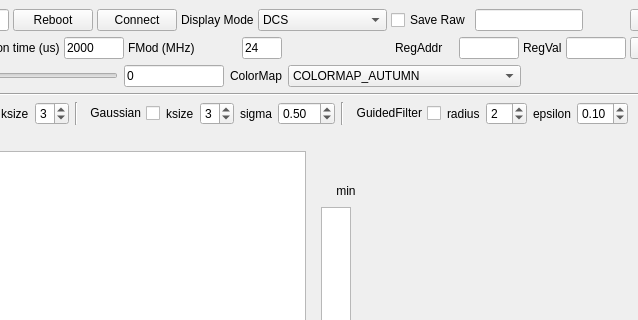
Above: forms/mainwindow.ui from Deep-In-Sight/SonyTOF_client before the change; both pictures show x 184 to 822 and y 0 to 320 of the 1059 by 903 pixel window. Below: the same form after it.
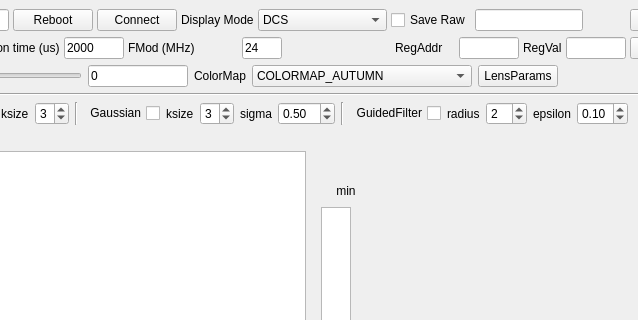
That is the form after the change. Custom widgets are drawn as their Qt base class.

Commit message: add instrinsic editor widget

The edit to the form file:
```diff
--- a/forms/mainwindow.ui
+++ b/forms/mainwindow.ui
@@ -761,6 +761,13 @@
             </item>
            </widget>
           </item>
+          <item>
+           <widget class="QPushButton" name="pushButton_lensparams">
+            <property name="text">
+             <string>LensParams</string>
+            </property>
+           </widget>
+          </item>
           <item>
            <spacer name="horizontalSpacer_3">
             <property name="orientation">
```
The commit also changes 7 other files.
